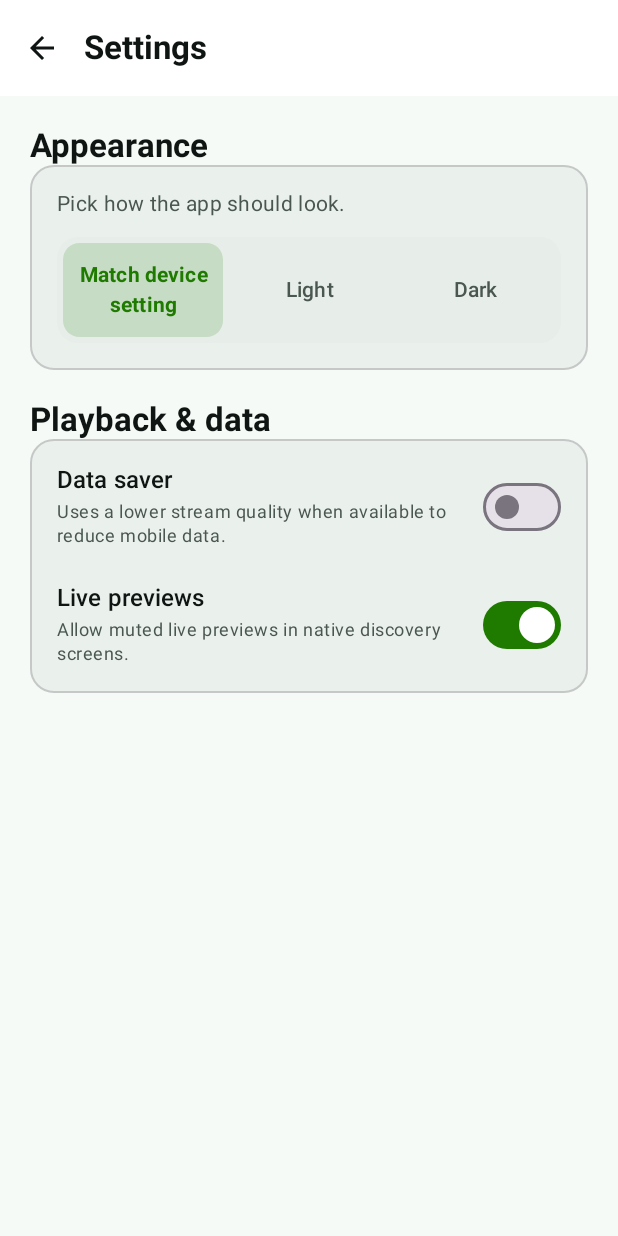
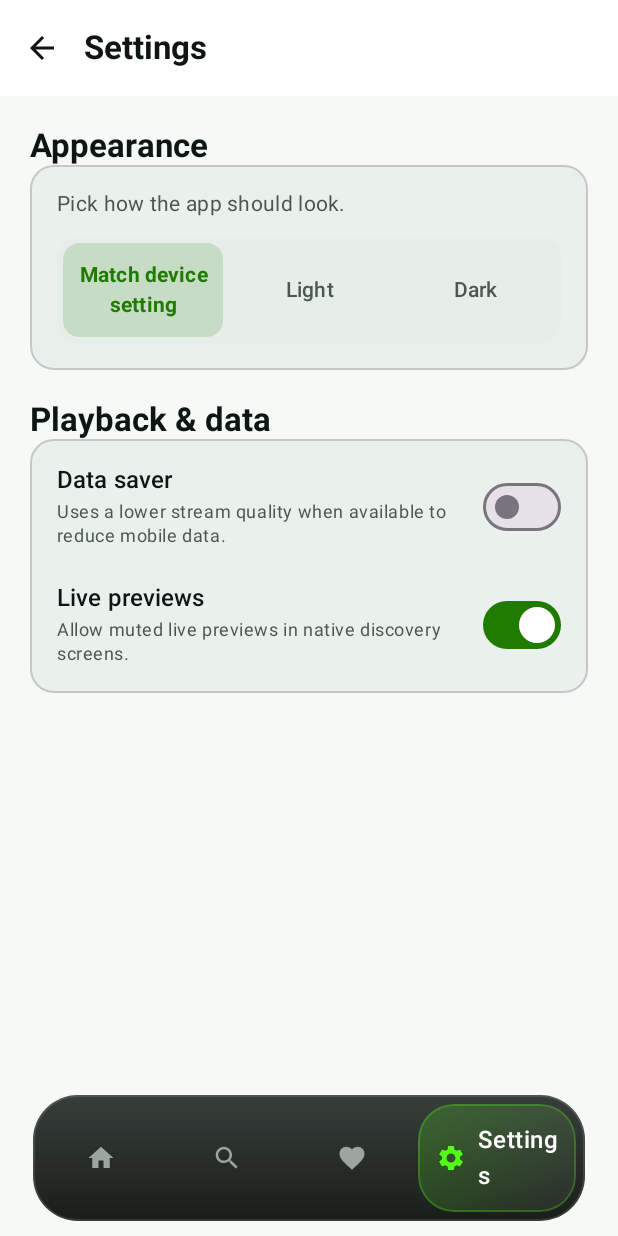
Before and after one commit to qp76/kick, an Android app built with Jetpack Compose: the settings screen opened through its navigation route, on a phone screen of 412 x 824 dp. Run offline under Robolectric (Android 15) with nearby library versions, the phone set to English and light mode, and no system bars; our stand-ins replace Dagger/Hilt's generated code; network calls fail.

Commit message:
Integrate native settings and chat-aware navigation shell

```diff
--- a/app/src/main/java/com/kicklite/presentation/MainActivity.kt
+++ b/app/src/main/java/com/kicklite/presentation/MainActivity.kt
@@ -255,6 +255,7 @@ class MainActivity : ComponentActivity() {
                             "home" -> selectedTab = "home"
                             "following" -> selectedTab = "following"
                             "search" -> selectedTab = "search"
+                            "settings" -> selectedTab = "settings"
                             // Don't change selectedTab for player or other screens
                         }
                     }
@@ -272,7 +273,7 @@ class MainActivity : ComponentActivity() {
                         }
 
                     // Determine if we should show bottom bar
-                    val isMainScreen = currentRoute in listOf("home", "following", "search")
+                    val isMainScreen = currentRoute in listOf("home", "following", "search", "settings")
                     val isPlayerScreen = currentRoute == "player"
                     val isChannelProfileScreen = currentRoute?.startsWith("channel_profile") == true
                     val shouldShowMiniPlayer = isMiniPlayerVisible && miniPlayerContent != null && !isPlayerScreen && !isPipMode
@@ -371,8 +372,8 @@ class MainActivity : ComponentActivity() {
                                         sharedDataViewModel.setSelectedStream(stream)
                                         navController.navigate("player")
                                     },
-                                    onSettingsClick = {
-                                        navController.navigate("settings")
+                                    onChatFocusChanged = { focused ->
+                                        if (focused) selectedTab = "home"
                                     },
                                     onChannelClick = { username: String ->
                                         navController.navigate("channel_profile/$username")
```
